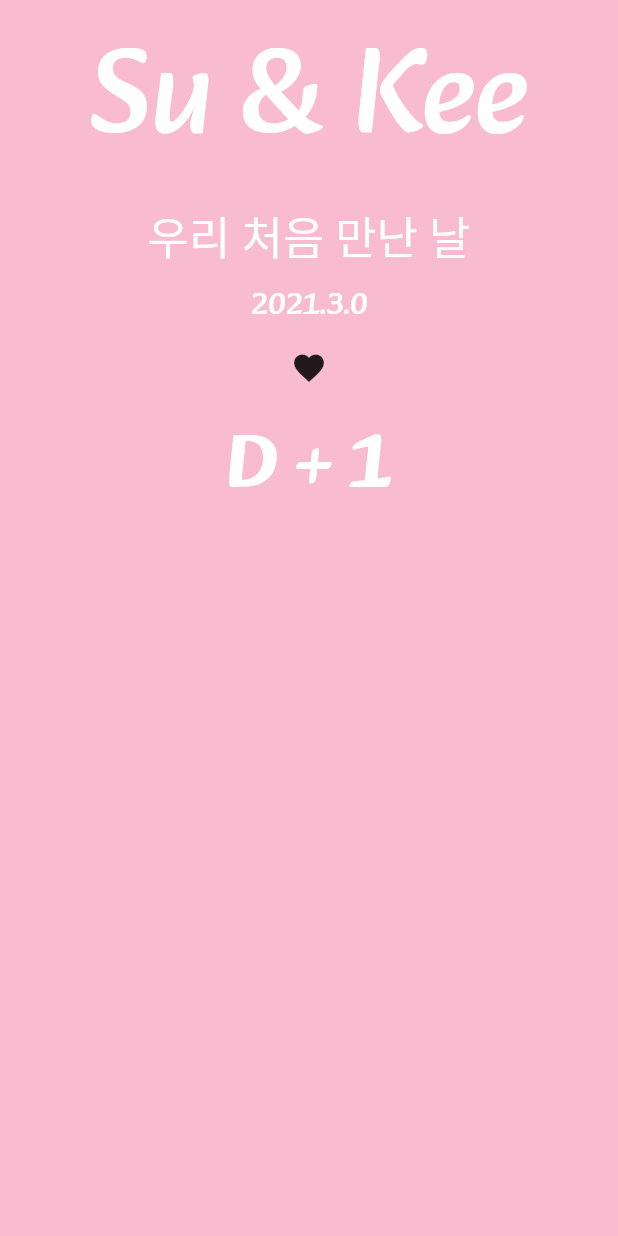
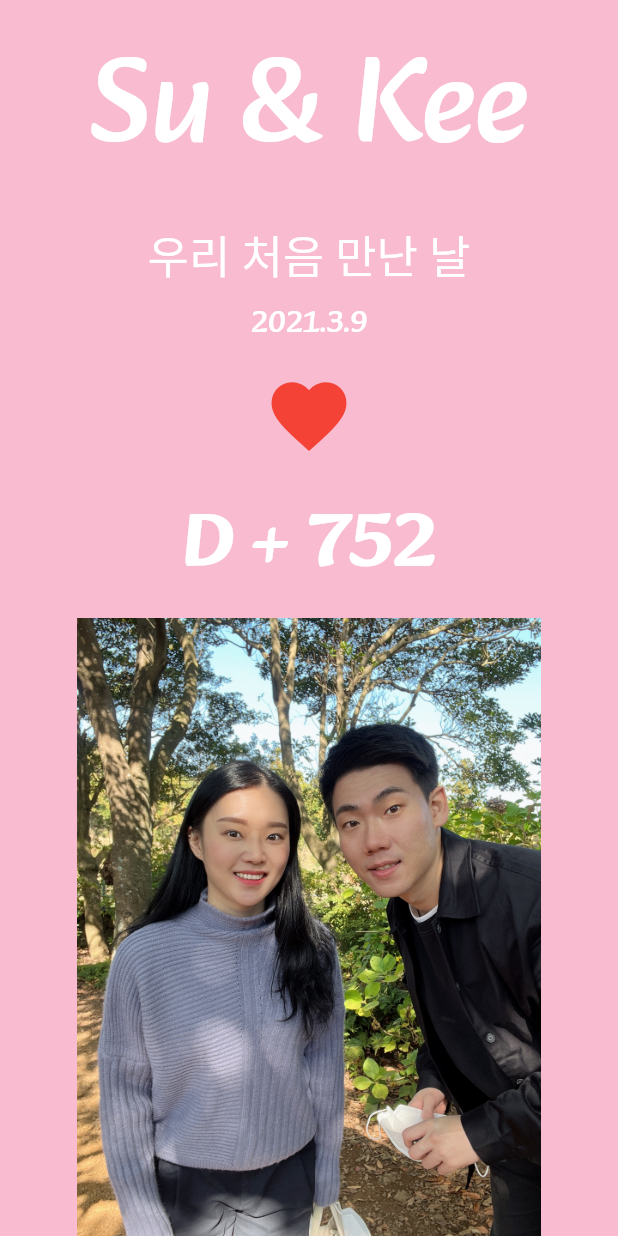
Before and after one commit to codinginpain/flutter_Su_Kee, a Flutter app: the screen it shows after launch, on a phone screen of 412 x 824 dp. Run offline on Flutter 3.47's test engine with Material 2 defaults, Android fonts, the phone set to English and light mode, and no system bars; project files that could hold a hidden picture were left out.

Commit message:
D-Day 기능 완성

```diff
--- a/lib/screens/home_screen.dart
+++ b/lib/screens/home_screen.dart
@@ -1,3 +1,4 @@
+import 'package:flutter/cupertino.dart';
 import 'package:flutter/material.dart';
 
 class HomeScreen extends StatefulWidget {
@@ -8,14 +9,85 @@ class HomeScreen extends StatefulWidget {
 }
 
 class _HomeScreenState extends State<HomeScreen> {
+  DateTime selectedDate = DateTime(
+    2021,
+    3,
+    9,
+  );
   @override
   Widget build(BuildContext context) {
     return Scaffold(
       backgroundColor: Colors.pink[100],
       body: SafeArea(
+        bottom: false,
         child: SizedBox(
           width: MediaQuery.of(context).size.width,
           child: Column(
+            children: [
+              _TopPart(
+                selectedDate: selectedDate,
+                onPressed: onheartPressed,
+              ),
+              const _BottomPart(),
+            ],
+          ),
+        ),
+      ),
+    );
+  }
+
+  onheartPressed() {
+    final now = DateTime(
+      DateTime.now().year,
+      DateTime.now().month,
+      DateTime.now().day,
+    );
+    showCupertinoDialog(
+      context: context,
+      barrierDismissible: true,
+      builder: (BuildContext context) {
+        return Align(
+          alignment: Alignment.bottomCenter,
+          child: Container(
+            color: Colors.white,
+            height: 300,
+            child: CupertinoDatePicker(
+              mode: CupertinoDatePickerMode.date,
+              initialDateTime: selectedDate,
+              // initialDateTime:
+              // DateTime(now.year, now.month, now.day - 1),
+              maximumDate: DateTime(now.year, now.month, now.day),
+              onDateTimeChanged: (DateTime date) {
+                setState(() {
+                  selectedDate = date;
+                });
+              },
+            ),
+          ),
+        );
+      },
+    );
+  }
+}
+
+class _TopPart extends StatelessWidget {
+  final DateTime selectedDate;
+  final VoidCallback onPressed;
+  const _TopPart({
+    required this.selectedDate,
+    required this.onPressed,
+    Key? key,
+  }) : super(key: key);
+  @override
+  Widget build(BuildContext context) {
+    final now = DateTime(
+      DateTime.now().year,
+      DateTime.now().month,
+      DateTime.now().day,
+    );
+    return Expanded(
+      child: Column(
+        mainAxisAlignment: MainAxisAlignment.spaceEvenly,
         children: [
           const Text(
             "Su & Kee",
@@ -25,6 +97,8 @@ class _HomeScreenState extends State<HomeScreen> {
               fontSize: 80,
             ),
           ),
+          Column(
+            children: [
               const Text(
                 "우리 처음 만난 날",
                 style: TextStyle(
@@ -33,18 +107,28 @@ class _HomeScreenState extends State<HomeScreen> {
                   fontSize: 30,
                 ),
               ),
-              const Text(
-                "2021.3.0",
-                style: TextStyle(
+              Text(
+                "${selectedDate.year}.${selectedDate.month}.${selectedDate.day}",
+                style: const TextStyle(
                     color: Colors.white, fontFamily: 'Alkatra', fontSize: 20),
               ),
+            ],
+          ),
           IconButton(
-                onPressed: () {},
-                icon: const Icon(Icons.favorite),
+            iconSize: 60.0,
+            onPressed: onPressed,
+            icon: const Icon(
+              Icons.favorite,
+              color: Colors.red,
             ),
-              const Text(
-                "D + 1",
-                style: TextStyle(
+          ),
+          Text(
+            "D + ${DateTime(
+                  now.year,
+                  now.month,
+                  now.day,
+                ).difference(selectedDate).inDays + 1}",
+            style: const TextStyle(
               color: Colors.white,
               fontFamily: 'Alkatra',
               fontSize: 50,
@@ -53,7 +137,20 @@ class _HomeScreenState extends State<HomeScreen> {
           ),
         ],
       ),
-        ),
+    );
+  }
+}
+
+class _BottomPart extends StatelessWidget {
+  const _BottomPart({
+    Key? key,
+  }) : super(key: key);
+
+  @override
+  Widget build(BuildContext context) {
+    return Expanded(
+      child: Image.asset(
+        'assets/images/sukee.jpeg',
       ),
     );
   }
```
Lines whose indentation alone changed are shown as unchanged.
